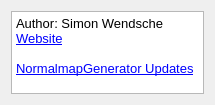
Before: the Qt Designer form src_gui/aboutdialog.ui in Theverat/NormalmapGenerator, drawn with Qt 5.
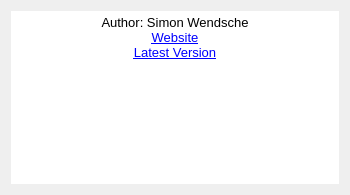
After: the same form once the commit is applied.

What changed in the file:
```diff
--- a/src_gui/aboutdialog.ui
+++ b/src_gui/aboutdialog.ui
@@ -6,8 +6,8 @@
    <rect>
     <x>0</x>
     <y>0</y>
-    <width>215</width>
-    <height>105</height>
+    <width>350</width>
+    <height>195</height>
    </rect>
   </property>
   <property name="windowTitle">
@@ -19,15 +19,23 @@
   <layout class="QVBoxLayout" name="verticalLayout">
    <item>
     <widget class="QTextBrowser" name="textBrowser">
+     <property name="frameShape">
+      <enum>QFrame::NoFrame</enum>
+     </property>
+     <property name="frameShadow">
+      <enum>QFrame::Plain</enum>
+     </property>
      <property name="html">
       <string>&lt;!DOCTYPE HTML PUBLIC &quot;-//W3C//DTD HTML 4.0//EN&quot; &quot;http://www.w3.org/TR/REC-html40/strict.dtd&quot;&gt;
 &lt;html&gt;&lt;head&gt;&lt;meta name=&quot;qrichtext&quot; content=&quot;1&quot; /&gt;&lt;style type=&quot;text/css&quot;&gt;
 p, li { white-space: pre-wrap; }
-&lt;/style&gt;&lt;/head&gt;&lt;body style=&quot; font-family:'MS Shell Dlg 2'; font-size:8.25pt; font-weight:400; font-style:normal;&quot;&gt;
-&lt;p style=&quot; margin-top:0px; margin-bottom:0px; margin-left:0px; margin-right:0px; -qt-block-indent:0; text-indent:0px;&quot;&gt;&lt;span style=&quot; font-size:10pt;&quot;&gt;Author: Simon Wendsche&lt;/span&gt;&lt;/p&gt;
-&lt;p style=&quot; margin-top:0px; margin-bottom:0px; margin-left:0px; margin-right:0px; -qt-block-indent:0; text-indent:0px;&quot;&gt;&lt;a href=&quot;http://byob.carbonmade.com/&quot;&gt;&lt;span style=&quot; font-size:10pt; text-decoration: underline; color:#0000ff;&quot;&gt;Website&lt;/span&gt;&lt;/a&gt;&lt;/p&gt;
-&lt;p style=&quot;-qt-paragraph-type:empty; margin-top:0px; margin-bottom:0px; margin-left:0px; margin-right:0px; -qt-block-indent:0; text-indent:0px; font-size:10pt; text-decoration: underline; color:#0000ff;&quot;&gt;&lt;br /&gt;&lt;/p&gt;
-&lt;p style=&quot; margin-top:0px; margin-bottom:0px; margin-left:0px; margin-right:0px; -qt-block-indent:0; text-indent:0px;&quot;&gt;&lt;a href=&quot;https://github.com/Theverat/NormalmapGenerator/releases&quot;&gt;&lt;span style=&quot; font-size:10pt; text-decoration: underline; color:#0000ff;&quot;&gt;NormalmapGenerator Updates&lt;/span&gt;&lt;/a&gt;&lt;/p&gt;&lt;/body&gt;&lt;/html&gt;</string>
+&lt;/style&gt;&lt;/head&gt;&lt;body style=&quot; font-family:'MS Shell Dlg 2'; font-size:7.8pt; font-weight:400; font-style:normal;&quot;&gt;
+&lt;p align=&quot;center&quot; style=&quot; margin-top:0px; margin-bottom:0px; margin-left:0px; margin-right:0px; -qt-block-indent:0; text-indent:0px;&quot;&gt;&lt;span style=&quot; font-size:10pt;&quot;&gt;Author: Simon Wendsche&lt;/span&gt;&lt;/p&gt;
+&lt;p align=&quot;center&quot; style=&quot; margin-top:0px; margin-bottom:0px; margin-left:0px; margin-right:0px; -qt-block-indent:0; text-indent:0px;&quot;&gt;&lt;a href=&quot;http://byob.carbonmade.com/&quot;&gt;&lt;span style=&quot; font-size:10pt; text-decoration: underline; color:#0000ff;&quot;&gt;Website&lt;/span&gt;&lt;/a&gt;&lt;/p&gt;
+&lt;p align=&quot;center&quot; style=&quot; margin-top:0px; margin-bottom:0px; margin-left:0px; margin-right:0px; -qt-block-indent:0; text-indent:0px;&quot;&gt;&lt;a href=&quot;https://github.com/Theverat/NormalmapGenerator/releases&quot;&gt;&lt;span style=&quot; font-size:10pt; text-decoration: underline; color:#0000ff;&quot;&gt;Latest Version&lt;/span&gt;&lt;/a&gt;&lt;/p&gt;&lt;/body&gt;&lt;/html&gt;</string>
+     </property>
+     <property name="textInteractionFlags">
+      <set>Qt::LinksAccessibleByKeyboard|Qt::LinksAccessibleByMouse|Qt::TextBrowserInteraction|Qt::TextSelectableByKeyboard|Qt::TextSelectableByMouse</set>
      </property>
      <property name="openExternalLinks">
       <bool>true</bool>
```
